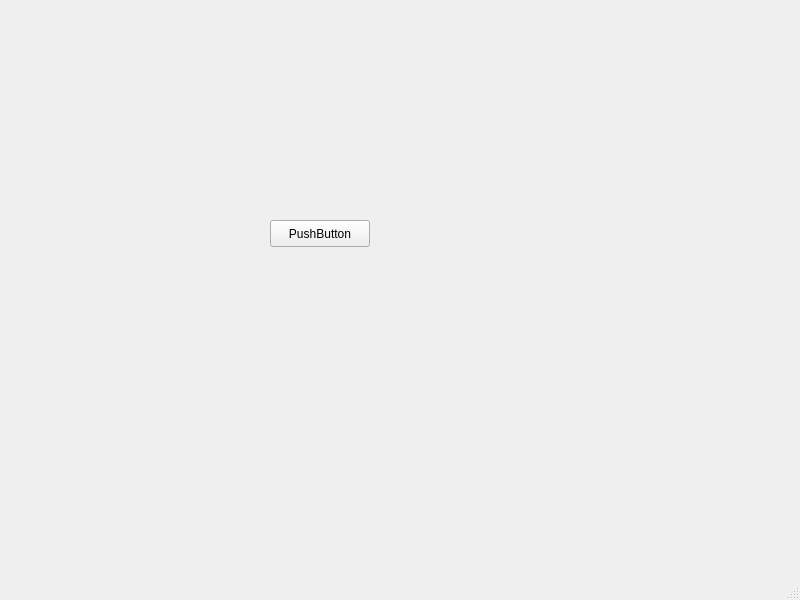
The window that mainwindow.ui (KorolevIvanMi/FileCoder) describes before a commit, drawn with Qt 5.
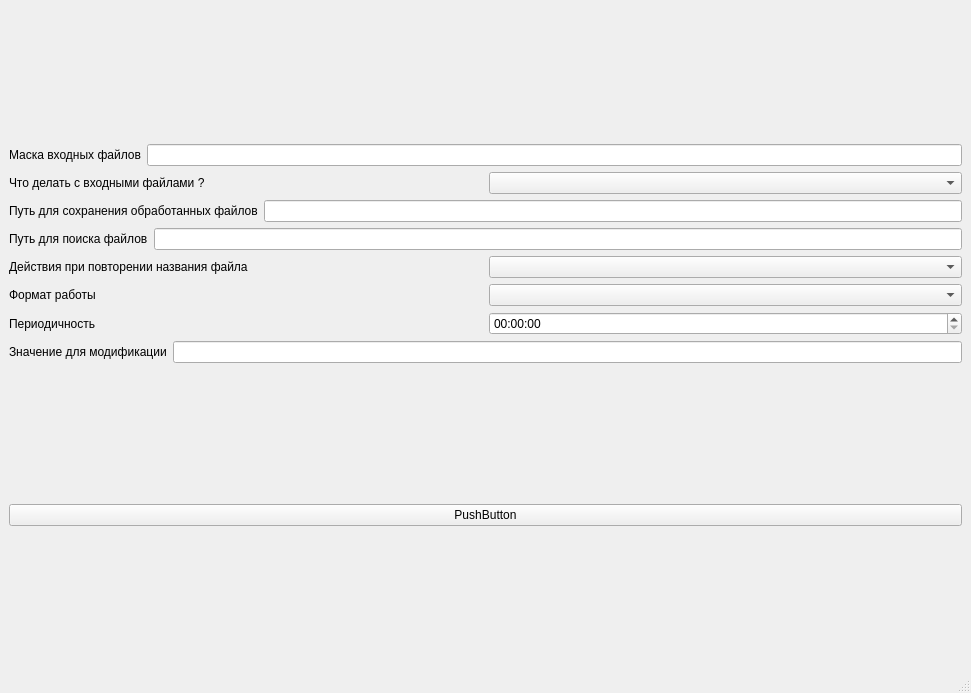
The same window after the commit.

Commit message: add simple shell for app

Diff of the .ui file:
```diff
--- a/mainwindow.ui
+++ b/mainwindow.ui
@@ -6,27 +6,146 @@
    <rect>
     <x>0</x>
     <y>0</y>
-    <width>800</width>
-    <height>600</height>
+    <width>971</width>
+    <height>693</height>
    </rect>
   </property>
   <property name="windowTitle">
    <string>MainWindow</string>
   </property>
+  <property name="layoutDirection">
+   <enum>Qt::LayoutDirection::LeftToRight</enum>
+  </property>
   <widget class="QWidget" name="centralwidget">
-   <widget class="QPushButton" name="pushButton">
-    <property name="geometry">
-     <rect>
-      <x>270</x>
-      <y>220</y>
-      <width>100</width>
-      <height>27</height>
-     </rect>
-    </property>
-    <property name="text">
-     <string>PushButton</string>
-    </property>
-   </widget>
+   <layout class="QVBoxLayout" name="verticalLayout_2" stretch="90,10">
+    <item>
+     <layout class="QVBoxLayout" name="verticalLayout">
+      <item>
+       <layout class="QHBoxLayout" name="horizontalLayout">
+        <item>
+         <widget class="QLabel" name="label">
+          <property name="text">
+           <string>Маска входных файлов</string>
+          </property>
+         </widget>
+        </item>
+        <item>
+         <widget class="QLineEdit" name="lineEdit"/>
+        </item>
+       </layout>
+      </item>
+      <item>
+       <layout class="QHBoxLayout" name="horizontalLayout_2">
+        <item>
+         <widget class="QLabel" name="label_2">
+          <property name="text">
+           <string>Что делать с входными файлами ?</string>
+          </property>
+         </widget>
+        </item>
+        <item>
+         <widget class="QComboBox" name="comboBox"/>
+        </item>
+       </layout>
+      </item>
+      <item>
+       <layout class="QHBoxLayout" name="horizontalLayout_3">
+        <item>
+         <widget class="QLabel" name="label_3">
+          <property name="text">
+           <string>Путь для сохранения обработанных файлов</string>
+          </property>
+         </widget>
+        </item>
+        <item>
+         <widget class="QLineEdit" name="lineEdit_2"/>
+        </item>
+       </layout>
+      </item>
+      <item>
+       <layout class="QHBoxLayout" name="horizontalLayout_4">
+        <item>
+         <widget class="QLabel" name="label_4">
+          <property name="text">
+           <string>Путь для поиска файлов</string>
+          </property>
+         </widget>
+        </item>
+        <item>
+         <widget class="QLineEdit" name="lineEdit_3"/>
+        </item>
+       </layout>
+      </item>
+      <item>
+       <layout class="QHBoxLayout" name="horizontalLayout_6">
+        <item>
+         <widget class="QLabel" name="label_5">
+          <property name="text">
+           <string>Действия при повторении названия файла</string>
+          </property>
+         </widget>
+        </item>
+        <item>
+         <widget class="QComboBox" name="comboBox_2"/>
+        </item>
+       </layout>
+      </item>
+      <item>
+       <layout class="QHBoxLayout" name="horizontalLayout_7">
+        <item>
+         <widget class="QLabel" name="label_6">
+          <property name="text">
+           <string>Формат работы</string>
+          </property>
+         </widget>
+        </item>
+        <item>
+         <widget class="QComboBox" name="comboBox_3"/>
+        </item>
+       </layout>
+      </item>
+      <item>
+       <layout class="QHBoxLayout" name="horizontalLayout_8">
+        <item>
+         <widget class="QLabel" name="label_7">
+          <property name="text">
+           <string>Периодичность</string>
+          </property>
+         </widget>
+        </item>
+        <item>
+         <widget class="QTimeEdit" name="timeEdit"/>
+        </item>
+       </layout>
+      </item>
+      <item>
+       <layout class="QHBoxLayout" name="horizontalLayout_9">
+        <item>
+         <widget class="QLabel" name="label_8">
+          <property name="text">
+           <string>Значение для модификации</string>
+          </property>
+         </widget>
+        </item>
+        <item>
+         <widget class="QLineEdit" name="lineEdit_4"/>
+        </item>
+       </layout>
+      </item>
+     </layout>
+    </item>
+    <item>
+     <layout class="QVBoxLayout" name="verticalLayout_3">
+      <item>
+       <widget class="QPushButton" name="pushButton">
+        <property name="text">
+         <string>PushButton</string>
+        </property>
+       </widget>
+      </item>
+     </layout>
+    </item>
+   </layout>
   </widget>
   <widget class="QMenuBar" name="menubar">
    <property name="geometry">
```
Left out of the diff: 2 changed lines with no effect on the pictures.
